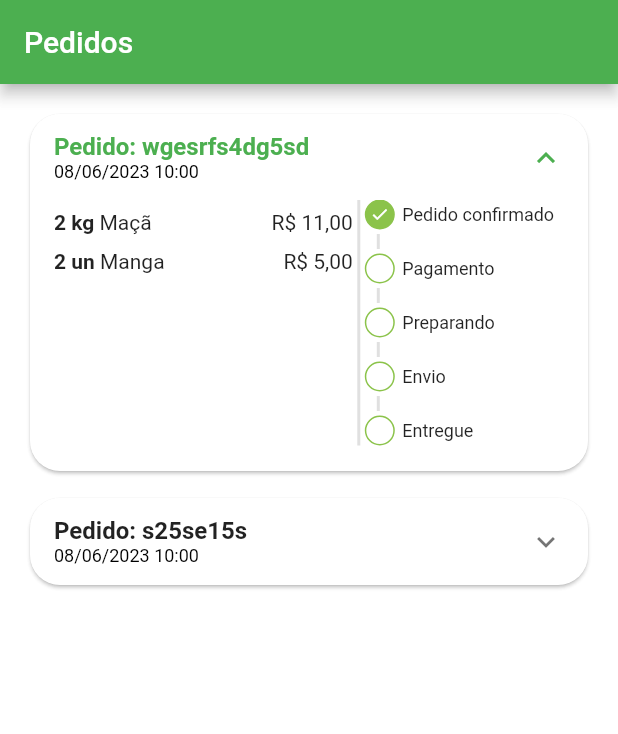
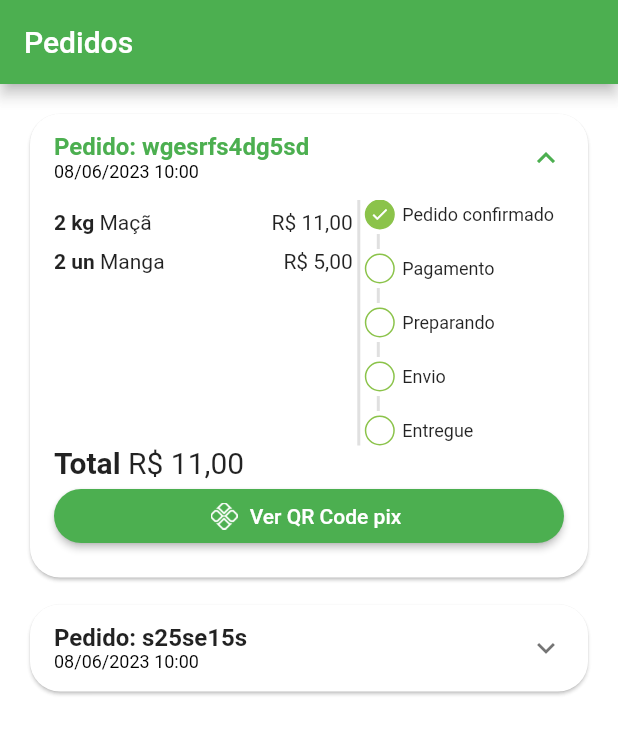
Before and after one commit to thiagolazaro/greengrocer-app-flutter, a Flutter app: the OrdersTab screen opened directly, on a phone screen of 412 x 824 dp. Shown: the top 734 px of the screen. Run offline on Flutter 3.47's test engine with Material 2 defaults, Android fonts, the phone set to English and light mode, and no system bars; our stand-ins replace animated_text_kit, badges, mask_text_input_formatter.

Commit message:
Total e Botão de Pagamento

```diff
--- a/lib/src/pages/orders/components/order_tile.dart
+++ b/lib/src/pages/orders/components/order_tile.dart
@@ -42,6 +42,7 @@ class OrderTile extends StatelessWidget {
             ],
           ),
           childrenPadding: const EdgeInsets.fromLTRB(16, 0, 16, 16),
+          expandedCrossAxisAlignment: CrossAxisAlignment.stretch,
           children: [
             // Listagem dos produtos
             IntrinsicHeight(
@@ -79,6 +80,42 @@ class OrderTile extends StatelessWidget {
                     ),
                   ),
                 ],
+              ),
+            ),
+
+            // Total
+            Text.rich(
+              TextSpan(
+                style: const TextStyle(fontSize: 20),
+                children: [
+                  const TextSpan(
+                    text: 'Total ',
+                    style: TextStyle(
+                      fontWeight: FontWeight.bold,
+                    ),
+                  ),
+                  TextSpan(
+                    text: utilsServices.priceToCurrency(order.total),
+                  ),
+                ],
+              ),
+            ),
+
+            // Botão para fazer o pagamento
+            Visibility(
+              visible: order.status == 'pending_payment',
+              child: ElevatedButton.icon(
+                style: ElevatedButton.styleFrom(
+                  shape: RoundedRectangleBorder(
+                    borderRadius: BorderRadius.circular(20),
+                  ),
+                ),
+                onPressed: () {},
+                icon: Image.asset(
+                  'assets/app_images/pix.png',
+                  height: 18,
+                ),
+                label: const Text('Ver QR Code pix'),
               ),
             ),
           ],
--- a/pubspec.yaml
+++ b/pubspec.yaml
@@ -65,6 +65,7 @@ flutter:
   #   - images/a_dot_ham.jpeg
   assets:
     - assets/fruits/
+    - assets/app_images/pix.png
 
   # An image asset can refer to one or more resolution-specific "variants", see
   # https://flutter.dev/assets-and-images/#resolution-aware
```
Also changed, not shown: assets/app_images/pix.png (added).
